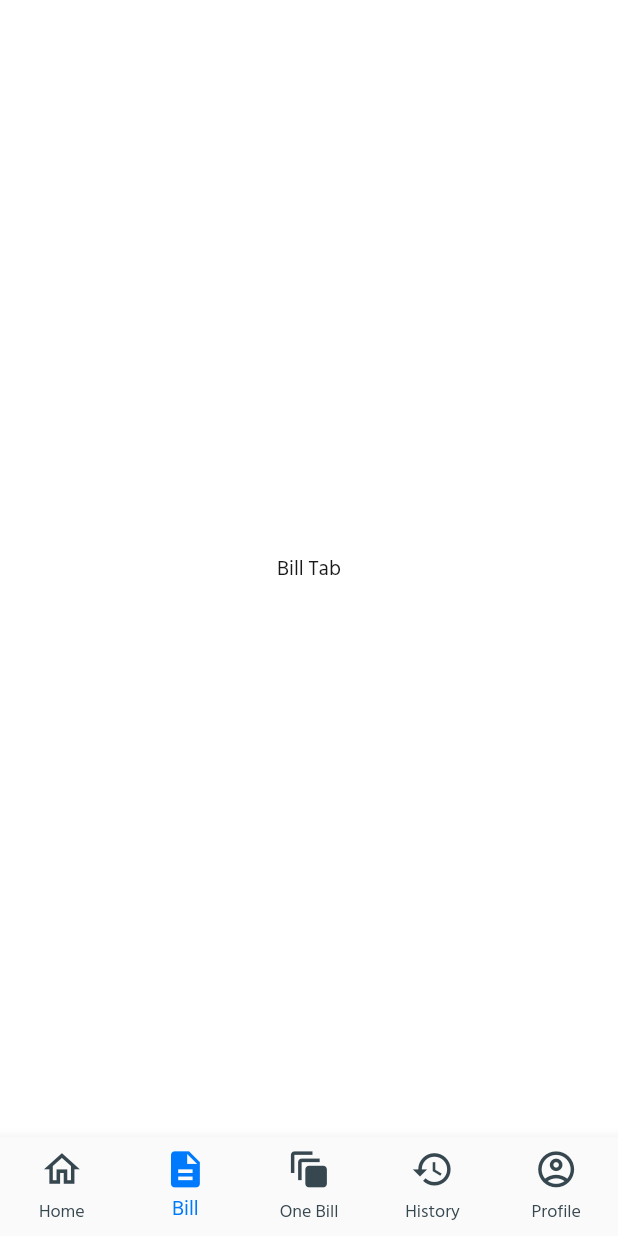
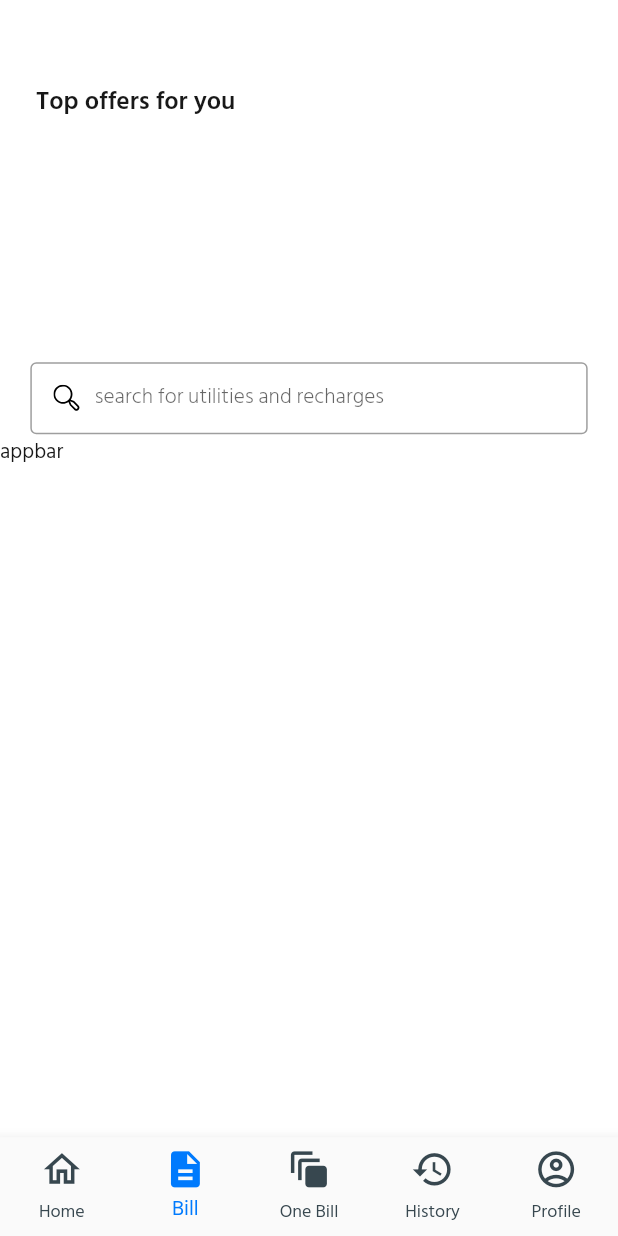
Before and after one commit to AnirudhVasudev47/billy, a Flutter app: the HomePage screen opened directly, item 2 of the bottom bar chosen, on a phone screen of 412 x 824 dp. Run offline on Flutter 3.47's test engine with Material 2 defaults, Android fonts, the phone set to English and light mode, and no system bars; drawn by our look-alikes of carousel_slider; our stand-ins replace cloud_firestore, firebase_auth, firebase_core, flutter_screenutil, flutter_svg, share_plus; missing offline and left inert: splash_screen_view; accounts and stored records are empty.

Commit message:
Update till now

```diff
--- /dev/null
+++ b/lib/model/rewards_model.dart
@@ -0,0 +1,8 @@
+class RewardsModel{
+
+  final title;
+  final desc;
+
+  RewardsModel(this.title, this.desc);
+
+}
--- /dev/null
+++ b/lib/services/rewards.dart
@@ -0,0 +1,15 @@
+import 'package:cloud_firestore/cloud_firestore.dart';
+
+class Rewards{
+
+  final FirebaseFirestore firebaseFirestore;
+
+  Rewards(this.firebaseFirestore);
+
+  Stream<QuerySnapshot> getRewards(){
+    Stream<QuerySnapshot> rewardsStream = FirebaseFirestore.instance.collection('offers').snapshots();
+
+    return rewardsStream;
+  }
+
+}
--- a/lib/ui/tab_screens/bill_tab.dart
+++ b/lib/ui/tab_screens/bill_tab.dart
@@ -1,14 +1,162 @@
+import 'package:billy/global/color.dart';
+import 'package:billy/model/rewards_model.dart';
+import 'package:billy/ui/widget/bill_tab_reward_card.dart';
+import 'package:carousel_slider/carousel_slider.dart';
+import 'package:cloud_firestore/cloud_firestore.dart';
 import 'package:flutter/material.dart';
+import 'package:flutter_screenutil/flutter_screenutil.dart';
+import 'package:flutter_svg/flutter_svg.dart';
 
-class BillTab extends StatelessWidget {
+class BillTab extends StatefulWidget {
   const BillTab({Key? key}) : super(key: key);
 
   @override
+  _BillTabState createState() => _BillTabState();
+}
+
+class _BillTabState extends State<BillTab> {
+  ScreenUtil screenUtil = new ScreenUtil();
+  Stream<QuerySnapshot> rewardsStream =
+      FirebaseFirestore.instance.collection('offers').snapshots();
+  List<RewardsModel> rewards = [];
+
+  TextEditingController searchController = new TextEditingController();
+  String searchText = '';
+
+  @override
   Widget build(BuildContext context) {
-    return Center(
-      child: Text(
-          'Bill Tab'
+    return Column(
+      crossAxisAlignment: CrossAxisAlignment.start,
+      children: [
+        Container(
+          padding: EdgeInsets.only(
+            top: screenUtil.setHeight(60),
+            left: screenUtil.setWidth(25),
+          ),
+          child: Text(
+            'Top offers for you',
+            style: TextStyle(
+              fontSize: 19.sp,
+              fontWeight: FontWeight.w600,
+            ),
+          ),
+        ),
+        Container(
+          padding: EdgeInsets.only(
+            top: screenUtil.setHeight(9),
+            right: screenUtil.setWidth(9),
+            bottom: screenUtil.setHeight(31),
+          ),
+          child: rewardsWidget(),
+        ),
+        searchTextField(),
+        searchController.text.isEmpty?
+            Container(child: Text('appbar'),):
+            Container(child: Text('search result'),),
+      ],
+    );
+  }
+
+  searchTextField() {
+    return Padding(
+      padding: EdgeInsets.symmetric(
+        horizontal: screenUtil.setWidth(21),
+      ),
+      child: TextField(
+        controller: searchController,
+        onChanged: (text){
+          setState(() {
+            searchText = text;
+          });
+        },
+        style: TextStyle(
+          fontWeight: FontWeight.w400,
+          fontSize: 22.sp,
+        ),
+        decoration: InputDecoration(
+          focusedBorder: OutlineInputBorder(
+            borderSide: BorderSide(
+                color: ThemeColors.primaryColorLight, width: 1.0),
+          ),
+          counterText: '',
+          isDense: true,
+          border: OutlineInputBorder(),
+          hintText: 'Eg. Mobile Recharge',
+          hintStyle: TextStyle(
+            fontSize: 16.sp,
+            fontWeight: FontWeight.w300,
+          ),
+          prefixIcon: Padding(
+            padding: EdgeInsets.only(
+              left: screenUtil.setWidth(16),
+              right: screenUtil.setWidth(10),
+            ),
+            child: SvgPicture.asset(
+              'assets/images/bill_tab/search.svg',
+            ),
+          ),
+          prefixIconConstraints: BoxConstraints(
+            // maxHeight: screenUtil.setHeight(17),
+            // maxWidth: screenUtil.setWidth(17),
+            minHeight: screenUtil.setHeight(17),
+            minWidth: screenUtil.setWidth(17),
+          ),
+          labelText: 'search for utilities and recharges',
+          labelStyle: TextStyle(
+            fontSize: 16.sp,
+            fontWeight: FontWeight.w300,
+          ),
+          contentPadding: EdgeInsets.symmetric(
+            vertical: screenUtil.setHeight(9),
+          ),
+        ),
       ),
     );
   }
+
+  rewardsWidget() {
+    return StreamBuilder<QuerySnapshot>(
+      stream: rewardsStream,
+      builder: (context, snapshot) {
+        if (snapshot.hasData) {
+          final messages = snapshot.data!.docs;
+          getList(messages);
+          return Container(
+            padding: EdgeInsets.only(
+              right: screenUtil.setWidth(9),
+            ),
+            child: CarouselSlider.builder(
+              options: CarouselOptions(
+                height: screenUtil.setHeight(141),
+                enlargeCenterPage: true,
+                autoPlay: false,
+                aspectRatio: 360 / 141,
+                autoPlayCurve: Curves.fastLinearToSlowEaseIn,
+                enableInfiniteScroll: false,
+                autoPlayAnimationDuration: Duration(milliseconds: 800),
+                viewportFraction: 0.85,
+              ),
+              itemCount: rewards.length,
+              itemBuilder: (context, index, i) {
+                return BillTabRewardCard(
+                  title: rewards.elementAt(index).title,
+                  desc: rewards.elementAt(index).desc,
+                );
+              },
+            ),
+          );
+        } else {
+          return Center(child: CircularProgressIndicator());
+        }
+      },
+    );
+  }
+
+  getList(var messages) {
+    return messages.forEach((element) {
+      final title = element['title'];
+      final desc = element['desc'];
+      rewards.add(RewardsModel(title, desc));
+    });
+  }
 }
--- a/pubspec.yaml
+++ b/pubspec.yaml
@@ -24,6 +24,7 @@ dependencies:
   flutter:
     sdk: flutter
   flutter_screenutil: ^5.0.0
+  carousel_slider: ^4.0.0-nullsafety.0
   provider: ^5.0.0
   firebase_auth: ^1.1.3
   shared_preferences: ^2.0.5
@@ -32,6 +33,8 @@ dependencies:
   flutter_svg: ^0.22.0
   url_launcher: ^6.0.6
   share_plus: ^2.1.2
+  cloud_firestore: ^2.2.1
+  splash_screen_view: ^3.0.0
 
   # The following adds the Cupertino Icons font to your application.
   # Use with the CupertinoIcons class for iOS style icons.
@@ -57,6 +60,7 @@ flutter:
 
   assets:
     - assets/images/onboarding/
+    - assets/images/bill_tab/
 
   fonts:
    - family: Hind Siliguri
```
Also changed, not shown: lib/main.dart (+17 -3 lines), lib/ui/widget/bill_tab_reward_card.dart (added, +53 -0 lines), assets/images/bill_tab/search.svg (added), pubspec.lock, 1 other file.
